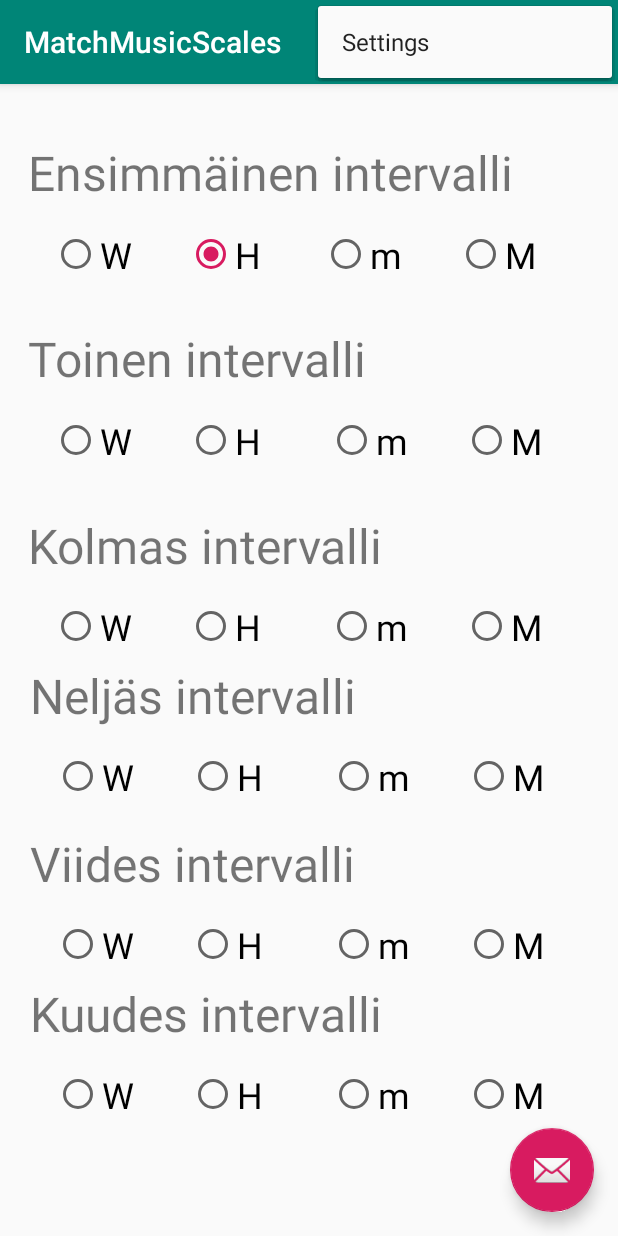
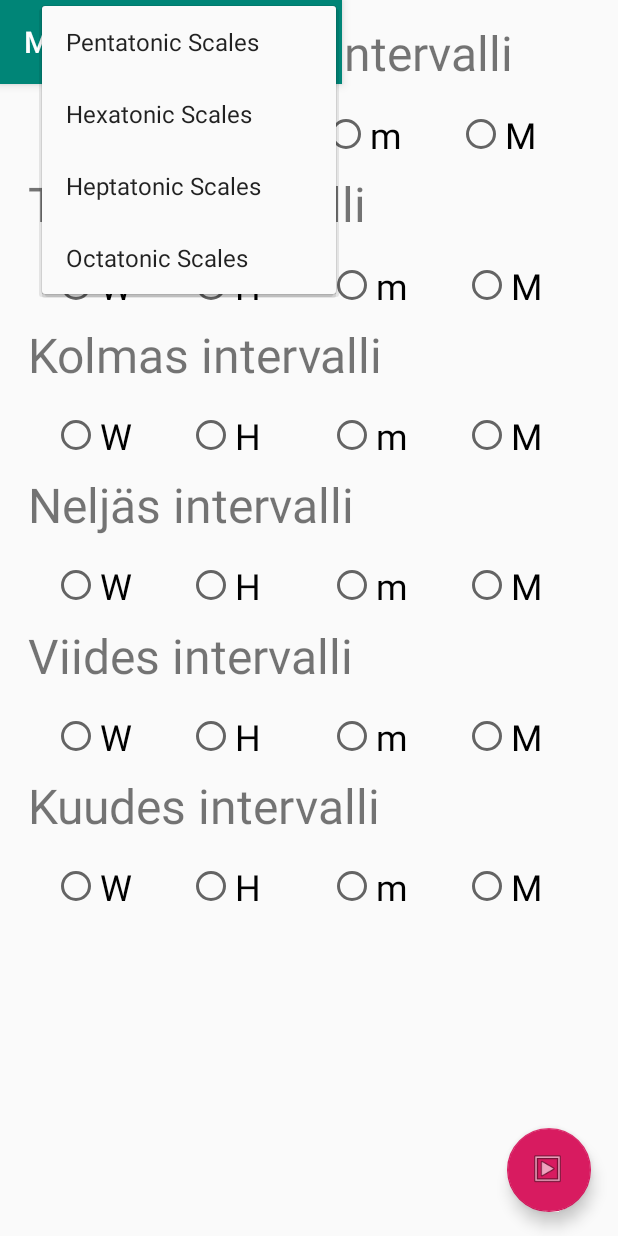
Before and after one commit to sangervu/MatchMusicScalesAndroid, an Android app: the screen it shows after launch (MainActivity), with the options menu open, on a phone screen of 412 x 824 dp. Run offline under Robolectric (Android 15) with nearby library versions, the phone set to English and light mode, and no system bars.

Commit message:
lisäykisä

```diff
--- a/app/src/main/java/com/example/matchmusicscales/MainActivity.java
+++ b/app/src/main/java/com/example/matchmusicscales/MainActivity.java
@@ -43,9 +43,25 @@ public class MainActivity extends AppCompatActivity {
         int id = item.getItemId();
 
         //noinspection SimplifiableIfStatement
-        if (id == R.id.action_settings) {
+        if (id == R.id.action_pentatonic) {
             return true;
         }
+
+        //noinspection SimplifiableIfStatement
+        if (id == R.id.action_octatonic) {
+            return true;
+        }
+
+        //noinspection SimplifiableIfStatement
+        if (id == R.id.action_heptatonic) {
+            return true;
+        }
+
+        //noinspection SimplifiableIfStatement
+        if (id == R.id.action_octatonic) {
+            return true;
+        }
+
 
         return super.onOptionsItemSelected(item);
     }
--- a/app/src/main/res/layout/activity_main.xml
+++ b/app/src/main/res/layout/activity_main.xml
@@ -2,7 +2,7 @@
 <android.support.design.widget.CoordinatorLayout xmlns:android="http://schemas.android.com/apk/res/android"
     xmlns:app="http://schemas.android.com/apk/res-auto"
     xmlns:tools="http://schemas.android.com/tools"
-    android:layout_width="match_parent"
+    android:layout_width="wrap_content"
     android:layout_height="match_parent"
     tools:context=".MainActivity">
 
@@ -22,6 +22,7 @@
 
     <include
         layout="@layout/content_main"
+        android:layout_width="match_parent"
         android:layout_height="wrap_content" />
 
     <android.support.design.widget.FloatingActionButton
@@ -30,6 +31,6 @@
         android:layout_height="wrap_content"
         android:layout_gravity="bottom|end"
         android:layout_margin="@dimen/fab_margin"
-        app:srcCompat="@android:drawable/ic_dialog_email" />
+        app:srcCompat="@android:drawable/ic_menu_slideshow" />
 
 </android.support.design.widget.CoordinatorLayout>
--- a/app/src/main/res/layout/content_main.xml
+++ b/app/src/main/res/layout/content_main.xml
@@ -2,7 +2,7 @@
 <android.support.constraint.ConstraintLayout xmlns:android="http://schemas.android.com/apk/res/android"
     xmlns:app="http://schemas.android.com/apk/res-auto"
     xmlns:tools="http://schemas.android.com/tools"
-    android:id="@+id/IntervalFirst"
+    android:id="@+id/Intervals"
     android:layout_width="match_parent"
     android:layout_height="match_parent"
     android:padding="5dp"
--- a/app/src/main/res/menu/menu_main.xml
+++ b/app/src/main/res/menu/menu_main.xml
@@ -3,8 +3,23 @@
     xmlns:tools="http://schemas.android.com/tools"
     tools:context="com.example.matchmusicscales.MainActivity">
     <item
-        android:id="@+id/action_settings"
+        android:id="@+id/action_pentatonic"
         android:orderInCategory="100"
-        android:title="@string/action_settings"
+        android:title="@string/action_pentatonic"
+        app:showAsAction="never" />
+    <item
+        android:id="@+id/action_hexatonic"
+        android:orderInCategory="100"
+        android:title="@string/action_hexatonic"
+        app:showAsAction="never" />
+    <item
+        android:id="@+id/action_heptatonic"
+        android:orderInCategory="100"
+        android:title="@string/action_heptatonic"
+        app:showAsAction="never" />
+    <item
+        android:id="@+id/action_octatonic"
+        android:orderInCategory="100"
+        android:title="@string/action_octatonic"
         app:showAsAction="never" />
 </menu>
--- a/app/src/main/res/values/strings.xml
+++ b/app/src/main/res/values/strings.xml
@@ -1,6 +1,9 @@
 <resources>
     <string name="app_name">MatchMusicScales</string>
-    <string name="action_settings">Settings</string>
+    <string name="action_pentatonic">Pentatonic Scales</string>
+    <string name="action_hexatonic">Hexatonic Scales</string>
+    <string name="action_heptatonic">Heptatonic Scales</string>
+    <string name="action_octatonic">Octatonic Scales</string>
     <string name="w">W</string>
     <string name="h">H</string>
     <string name="m">m</string>
```
